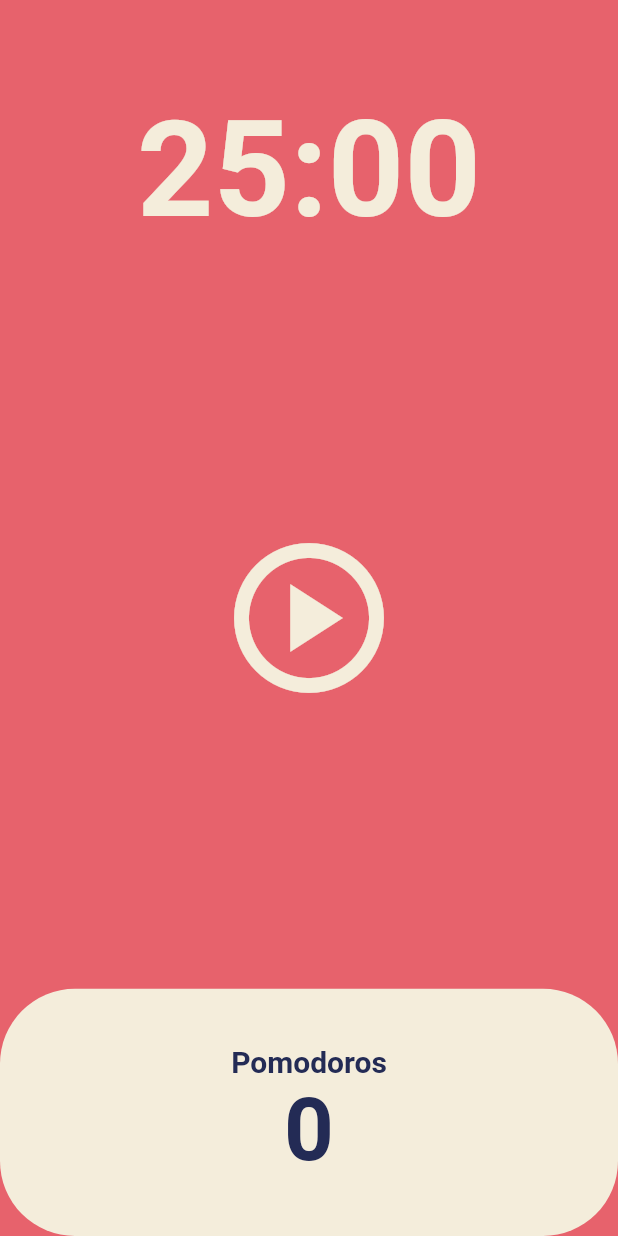
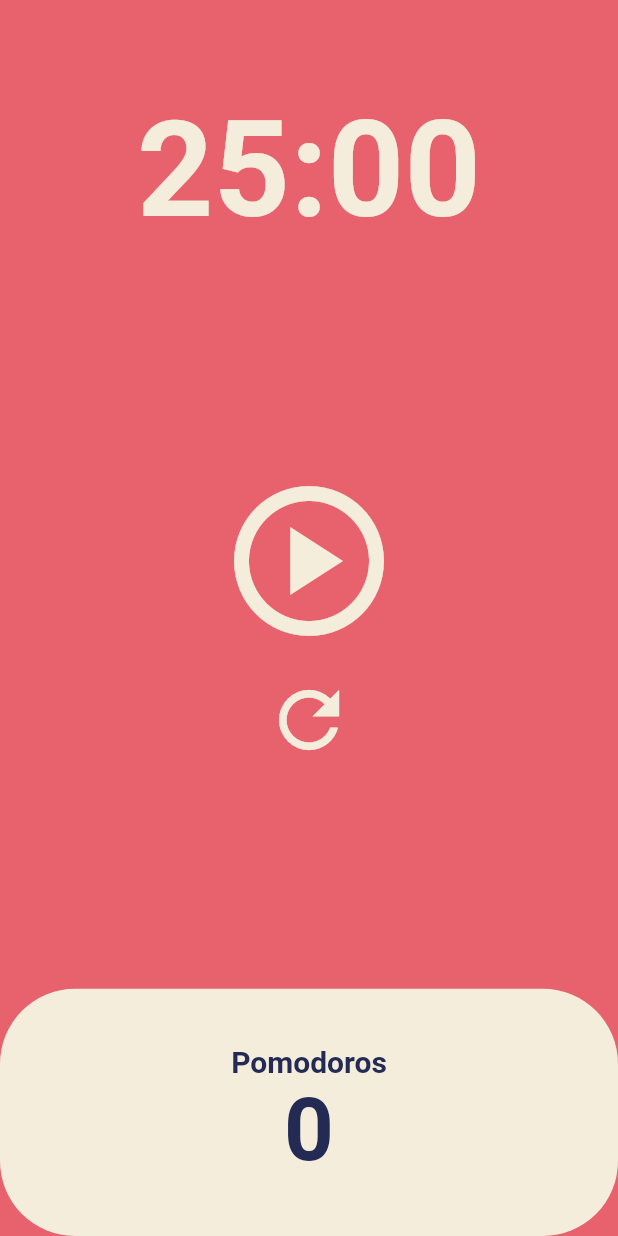
Before and after one commit to YDayeon/flutter-webtoon-app, a Flutter app: the screen it shows after launch, on a phone screen of 412 x 824 dp. Run offline on Flutter 3.47's test engine with Material 2 defaults, Android fonts, the phone set to English and light mode, and no system bars.

Commit message:
code-challenge

```diff
--- a/lib/screens/home_screen.dart
+++ b/lib/screens/home_screen.dart
@@ -44,6 +44,14 @@ class _HomeScreenState extends State<HomeScreen> {
     });
   }
 
+  void onReset() {
+    timer.cancel();
+    setState(() {
+      isRunning = false;
+      totalSeconds = twentyFiveMinutes;
+    });
+  }
+
   String format(int seconds) {
     var duration = Duration(seconds: seconds);
     return duration.toString().split(".").first.substring(2, 7);
@@ -70,8 +78,10 @@ class _HomeScreenState extends State<HomeScreen> {
             ),
             Flexible(
               flex: 3,
-              child: Center(
-                child: IconButton(
+              child: Column(
+                mainAxisAlignment: MainAxisAlignment.center,
+                children: [
+                  IconButton(
                     onPressed: isRunning ? onPausePressed : onStartPressed,
                     iconSize: 120,
                     color: Theme.of(context).cardColor,
@@ -79,6 +89,13 @@ class _HomeScreenState extends State<HomeScreen> {
                         ? Icons.pause_circle_outline
                         : Icons.play_circle_outlined),
                   ),
+                  IconButton(
+                    onPressed: onReset,
+                    iconSize: 60,
+                    color: Theme.of(context).cardColor,
+                    icon: const Icon(Icons.refresh),
+                  ),
+                ],
               ),
             ),
             Flexible(
```
Lines whose indentation alone changed are shown as unchanged.
